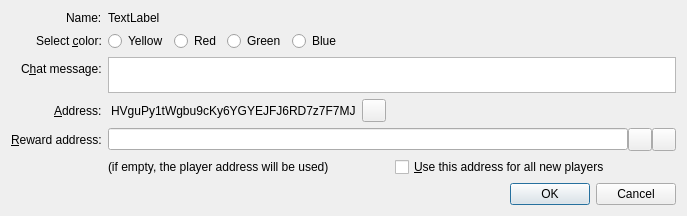
This is src/qt/forms/configurenamedialog1.ui in chronokings/huntercoin as Qt 5 draws it before an edit. The edited form follows.
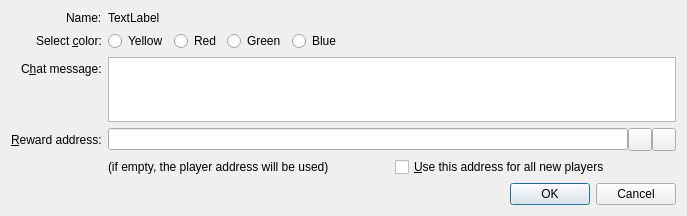
This is the edited form. Icons and pictures are not drawn. Custom widgets are drawn as their Qt base class.

What changed in the file:
```diff
--- a/src/qt/forms/configurenamedialog1.ui
+++ b/src/qt/forms/configurenamedialog1.ui
@@ -130,85 +130,16 @@
       </widget>
      </item>
      <item row="4" column="0">
-      <widget class="QLabel" name="labelCurrentAddress">
-       <property name="text">
-        <string>&amp;Address:</string>
-       </property>
-       <property name="buddy">
-        <cstring>copyButton</cstring>
-       </property>
-      </widget>
-     </item>
-     <item row="4" column="1">
-      <layout class="QHBoxLayout" name="horizontalLayout_2">
-       <item>
-        <widget class="QLabel" name="labelAddress">
-         <property name="sizePolicy">
-          <sizepolicy hsizetype="Preferred" vsizetype="Preferred">
-           <horstretch>0</horstretch>
-           <verstretch>0</verstretch>
-          </sizepolicy>
-         </property>
-         <property name="maximumSize">
-          <size>
-           <width>16777215</width>
-           <height>16777215</height>
-          </size>
-         </property>
-         <property name="toolTip">
-          <string>Huntercoin address to which the name is assigned</string>
-         </property>
-         <property name="text">
-          <string notr="true">HVguPy1tWgbu9cKy6YGYEJFJ6RD7z7F7MJ</string>
-         </property>
-         <property name="indent">
-          <number>3</number>
-         </property>
-        </widget>
-       </item>
-       <item>
-        <widget class="QToolButton" name="copyButton">
-         <property name="toolTip">
-          <string>Copy address to clipboard</string>
-         </property>
-         <property name="text">
-          <string/>
-         </property>
-         <property name="icon">
-          <iconset resource="../bitcoin.qrc">
-           <normaloff>:/icons/editcopy</normaloff>:/icons/editcopy</iconset>
-         </property>
-         <property name="shortcut">
-          <string>Alt+P</string>
-         </property>
-        </widget>
-       </item>
-       <item>
-        <spacer name="horizontalSpacer">
-         <property name="orientation">
-          <enum>Qt::Horizontal</enum>
-         </property>
-         <property name="sizeHint" stdset="0">
-          <size>
-           <width>40</width>
-           <height>20</height>
-          </size>
-         </property>
-        </spacer>
-       </item>
-      </layout>
-     </item>
-     <item row="5" column="0">
       <widget class="QLabel" name="labelRewardAddress">
        <property name="text">
         <string>&amp;Reward address:</string>
        </property>
        <property name="buddy">
-        <cstring>copyButton</cstring>
+        <cstring>rewardAddr</cstring>
        </property>
       </widget>
      </item>
-     <item row="5" column="1">
+     <item row="4" column="1">
       <layout class="QHBoxLayout" name="rewardAddrLayout">
        <property name="spacing">
         <number>0</number>
@@ -266,7 +197,7 @@
        </item>
       </layout>
      </item>
-     <item row="6" column="1">
+     <item row="5" column="1">
       <layout class="QHBoxLayout" name="horizontalLayout_4">
        <item>
         <widget class="QLabel" name="label">
```
